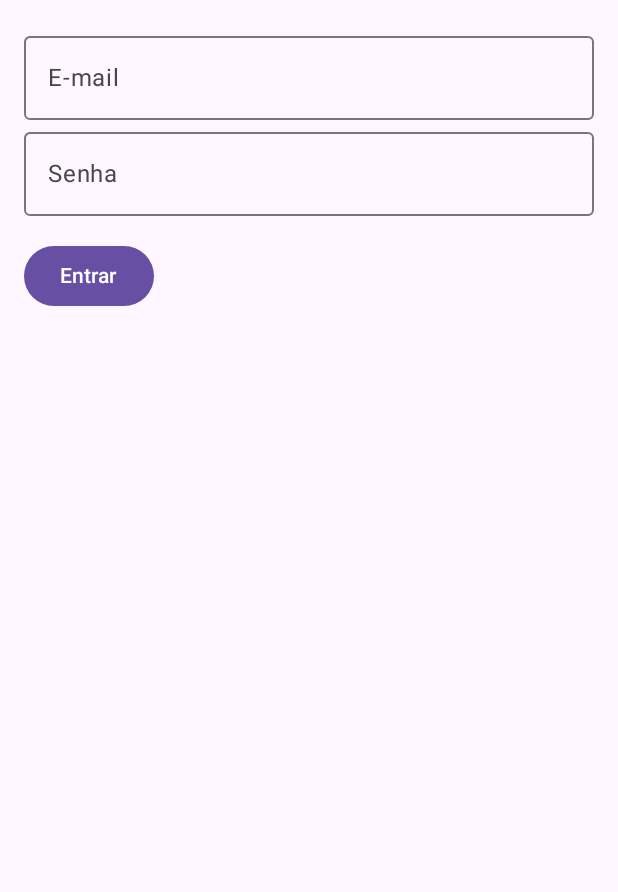
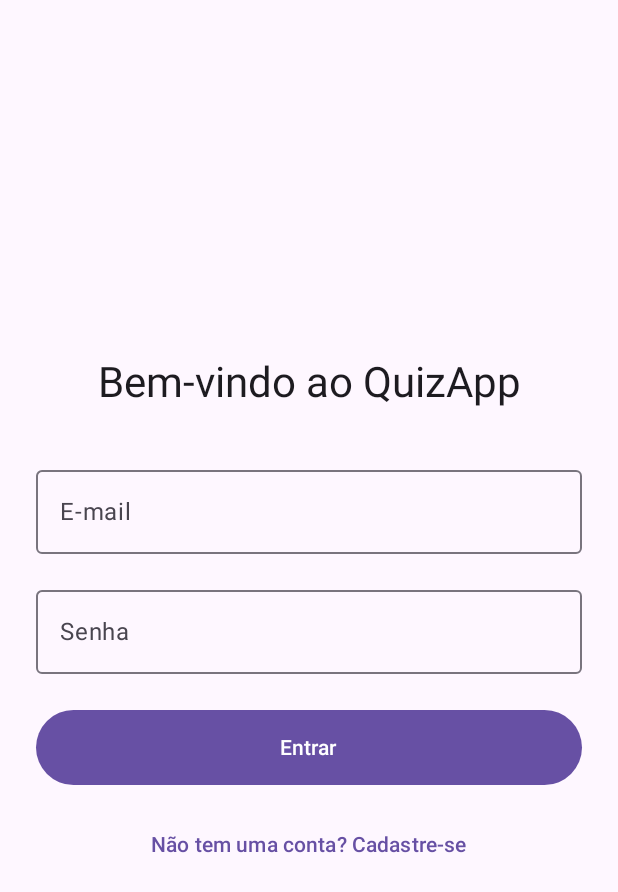
Before and after one commit to LuisFelipePaim/QuizApp---PDM, an Android app built with Jetpack Compose: the screen it shows after launch (MainActivity), on a phone screen of 412 x 824 dp. Shown: the top 892 px of the screen. Run offline under Robolectric (Android 15) with nearby library versions, the light colour scheme and no system bars; our stand-ins replace Dagger/Hilt's generated code, Firebase (no records; nobody signed in at launch, a user with empty details on screens opened directly), Room's generated code.

Commit message:
aplicativo funcional

```diff
--- a/app/src/main/java/com/example/quizapp/ui/auth/LoginScreen.kt
+++ b/app/src/main/java/com/example/quizapp/ui/auth/LoginScreen.kt
@@ -3,48 +3,67 @@ package com.example.quizapp.ui.auth
 import androidx.compose.foundation.layout.*
 import androidx.compose.material3.*
 import androidx.compose.runtime.*
+import androidx.compose.ui.Alignment
 import androidx.compose.ui.Modifier
+import androidx.compose.ui.text.input.PasswordVisualTransformation
 import androidx.compose.ui.unit.dp
 import androidx.hilt.navigation.compose.hiltViewModel
 
 @Composable
 fun LoginScreen(
     onNavigateToHome: () -> Unit,
+    onNavigateToSignUp: () -> Unit, // <--- O GPS AGORA SABE QUE ESSA TELA VAI PRO CADASTRO
     viewModel: AuthViewModel = hiltViewModel()
 ) {
     var email by remember { mutableStateOf("") }
     var password by remember { mutableStateOf("") }
 
-    // Observa o estado do MVVM
     val state by viewModel.uiState.collectAsState()
 
-    // Se o login for sucesso, navega para a próxima tela
     LaunchedEffect(state) {
         if (state is AuthUiState.Success) {
             onNavigateToHome()
         }
     }
 
-    Column(modifier = Modifier.fillMaxSize().padding(16.dp)) {
+    Column(
+        modifier = Modifier.fillMaxSize().padding(24.dp),
+        verticalArrangement = Arrangement.Center,
+        horizontalAlignment = Alignment.CenterHorizontally
+    ) {
+        Text(
+            text = "Bem-vindo ao QuizApp",
+            style = MaterialTheme.typography.headlineMedium,
+            modifier = Modifier.padding(bottom = 32.dp)
+        )
+
         OutlinedTextField(
             value = email,
             onValueChange = { email = it },
             label = { Text("E-mail") },
-            modifier = Modifier.fillMaxWidth()
+            modifier = Modifier.fillMaxWidth(),
+            singleLine = true
         )
+        Spacer(modifier = Modifier.height(16.dp))
+
         OutlinedTextField(
             value = password,
             onValueChange = { password = it },
             label = { Text("Senha") },
-            modifier = Modifier.fillMaxWidth()
+            visualTransformation = PasswordVisualTransformation(),
+            modifier = Modifier.fillMaxWidth(),
+            singleLine = true
         )
 
-        Spacer(modifier = Modifier.height(16.dp))
+        Spacer(modifier = Modifier.height(24.dp))
 
         if (state is AuthUiState.Loading) {
             CircularProgressIndicator()
         } else {
-            Button(onClick = { viewModel.performLogin(email, password) }) {
+            Button(
+                onClick = { viewModel.performLogin(email, password) },
+                modifier = Modifier.fillMaxWidth().height(50.dp)
+            ) {
                 Text("Entrar")
             }
         }
@@ -56,5 +75,12 @@ fun LoginScreen(
                 modifier = Modifier.padding(top = 8.dp)
             )
         }
+
+        Spacer(modifier = Modifier.height(16.dp))
+
+        // AQUI ESTÁ O BOTÃO QUE FALTAVA!
+        TextButton(onClick = onNavigateToSignUp) {
+            Text("Não tem uma conta? Cadastre-se")
+        }
     }
 }
```
Also changed, not shown: app/src/main/java/com/example/quizapp/MainActivity.kt (+20 -17 lines), app/src/main/java/com/example/quizapp/data/model/QuizDataSeeder.kt (added, +34 -0 lines), app/src/main/java/com/example/quizapp/ui/history/HistoryScreen.kt (+39 -10 lines), app/src/main/java/com/example/quizapp/ui/profile/ProfileScreen.kt (+28 -12 lines), app/src/main/java/com/example/quizapp/ui/quiz/QuizScreen.kt (+10 -2 lines), app/src/main/java/com/example/quizapp/ui/quiz/QuizViewModel.kt (+31 -0 lines), 523 other files.
